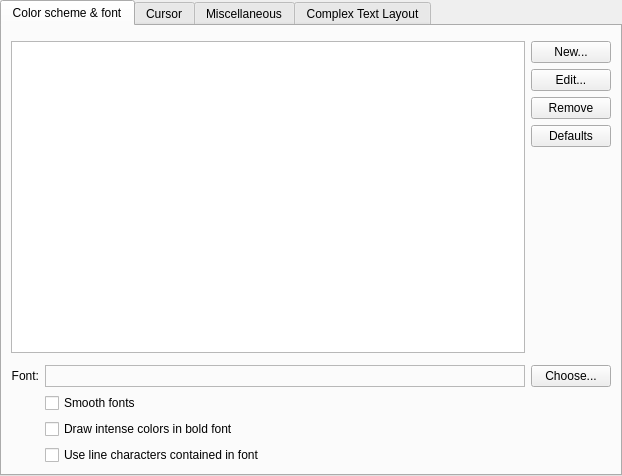
This is src/widgets/EditProfileAppearancePage.ui in KDE/konsole as Qt 5 draws it before an edit. The edited form follows.
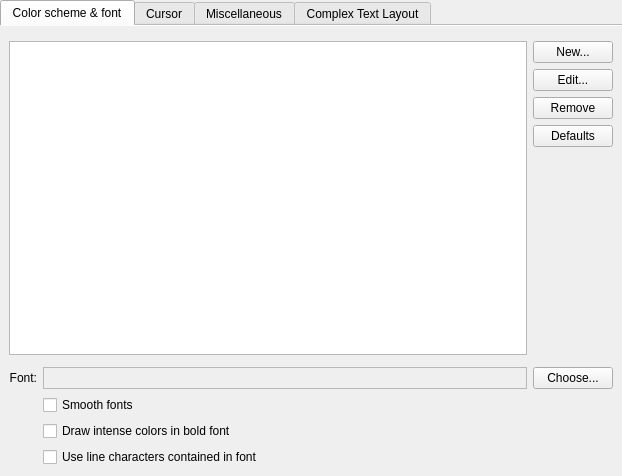
This is the edited form. Custom widgets are drawn as their Qt base class.

Diff of the .ui file:
```diff
--- a/src/widgets/EditProfileAppearancePage.ui
+++ b/src/widgets/EditProfileAppearancePage.ui
@@ -28,6 +28,9 @@
      <property name="currentIndex">
       <number>9</number>
      </property>
+     <property name="documentMode">
+      <bool>true</bool>
+     </property>
      <widget class="QWidget" name="colorSchemeTab">
       <attribute name="title">
        <string>Color scheme &amp;&amp; font</string>
```
